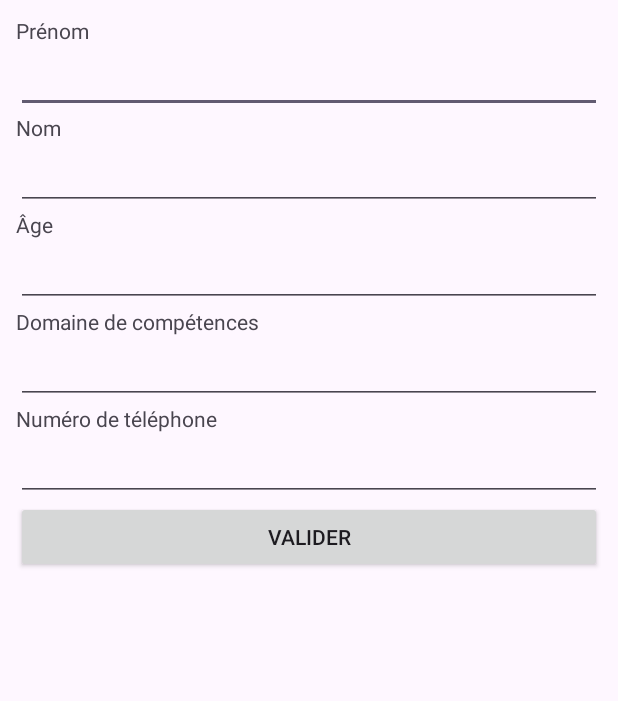
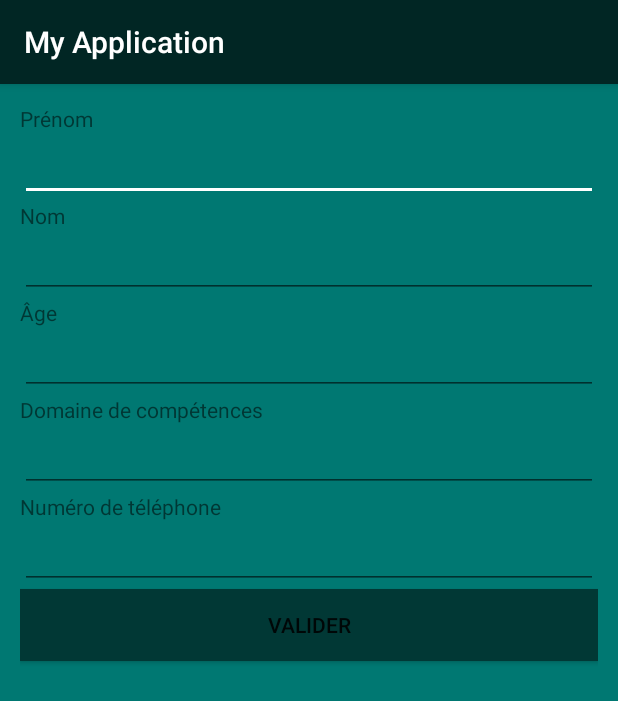
Before and after one commit to AmaraRafik/TP1.1, an Android app: the screen it shows after launch (MainActivity), on a phone screen of 412 x 824 dp. Shown: the top 701 px of the screen. Run offline under Robolectric (Android 15) with nearby library versions, the phone set to English and light mode, and no system bars.

Commit message:
themeadded

```diff
--- a/app/src/main/AndroidManifest.xml
+++ b/app/src/main/AndroidManifest.xml
@@ -10,7 +10,7 @@
         android:label="@string/app_name"
         android:roundIcon="@mipmap/ic_launcher_round"
         android:supportsRtl="true"
-        android:theme="@style/Theme.MyApplication"
+        android:theme="@style/themeTp1"
         tools:targetApi="31">
         <activity
             android:name=".MainActivity"
--- a/app/src/main/java/com/example/myapplication/MainActivity.java
+++ b/app/src/main/java/com/example/myapplication/MainActivity.java
@@ -1,5 +1,6 @@
 package com.example.myapplication;
 
+import android.graphics.Color;
 import android.os.Bundle;
 import android.widget.Button;
 import android.widget.EditText;
@@ -15,7 +16,7 @@ public class MainActivity extends AppCompatActivity {
 
         LinearLayout layout = new LinearLayout(this);
         layout.setOrientation(LinearLayout.VERTICAL);
-        layout.setPadding(16, 16, 16, 16);
+        layout.setPadding(20, 20, 20, 20);
 
         TextView labelFirstName = new TextView(this);
         labelFirstName.setText("Prénom");
@@ -56,6 +57,7 @@ public class MainActivity extends AppCompatActivity {
 
         Button submitButton = new Button(this);
         submitButton.setText("Valider");
+        submitButton.setBackgroundColor(Color.rgb(1,56,53));
         layout.addView(submitButton);
 
         setContentView(layout);
--- a/app/src/main/res/values/colors.xml
+++ b/app/src/main/res/values/colors.xml
@@ -1,5 +1,9 @@
 <?xml version="1.0" encoding="utf-8"?>
 <resources>
-    <color name="black">#FF000000</color>
-    <color name="white">#FFFFFFFF</color>
+    <color name="colorPrimary">#012624</color>
+    <color name="colorPrimaryDark">#013835</color>
+    <color name="colorAccent">#ffffff</color>
+    <color name="backgroundColor">#007872</color>
+    <color name="navigationBarColor">#012624</color>
+    <color name="statusBarColor">#000000</color>
 </resources>
--- /dev/null
+++ b/app/src/main/res/values/styles.xml
@@ -0,0 +1,11 @@
+<resources>
+    <style name="themeTp1" parent="Theme.AppCompat.Light.DarkActionBar">
+
+        <item name="colorPrimary">@color/colorPrimary</item>
+        <item name="colorPrimaryDark">@color/colorPrimaryDark</item>
+        <item name="colorAccent">@color/colorAccent</item>
+        <item name="android:windowBackground">@color/backgroundColor</item>
+        <item name="android:navigationBarColor">@color/navigationBarColor</item>
+        <item name="android:statusBarColor">@color/statusBarColor</item>
+    </style>
+</resources>
```
